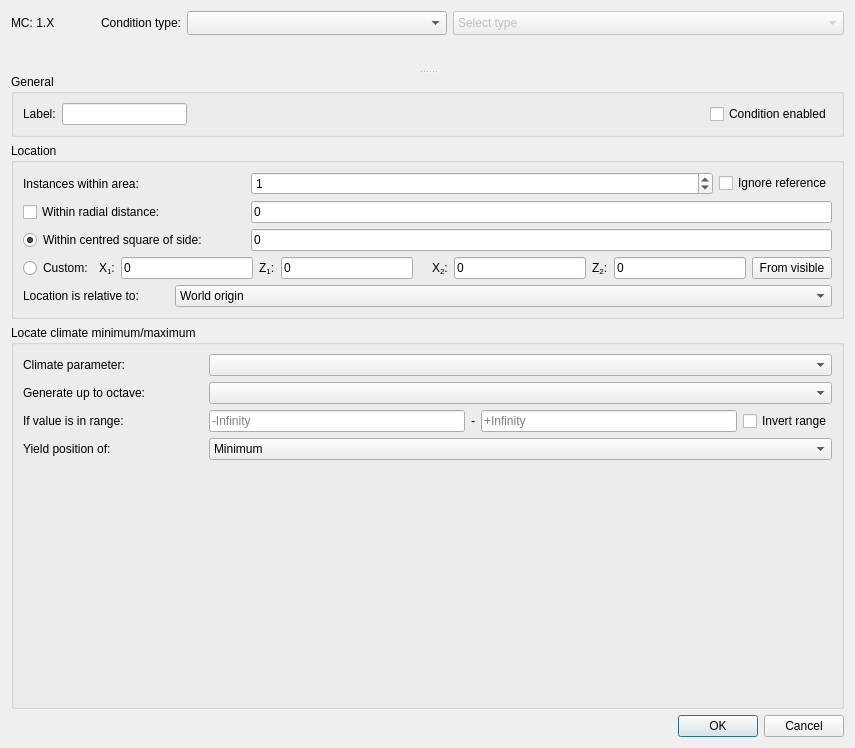
Before: the Qt Designer form src/conditiondialog.ui in FragrantResult186/cubiomes-viewer-bedrock, drawn with Qt 5.
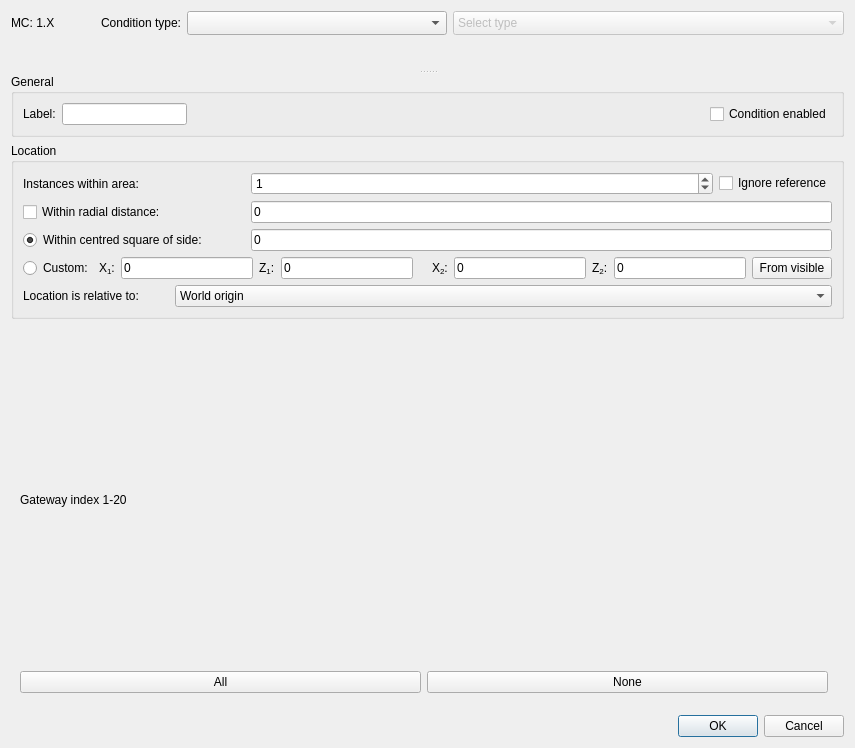
After: the same form once the commit is applied. The open tabs and pages were chosen to show the change. Icons and pictures are not drawn. Custom widgets are drawn as their Qt base class.

Diff of the .ui file:
```diff
--- a/src/conditiondialog.ui
+++ b/src/conditiondialog.ui
@@ -1986,6 +1986,45 @@
            </item>
           </layout>
          </widget>
+         <widget class="QWidget" name="pageLinkedGateway">
+          <layout class="QVBoxLayout">
+           <item>
+            <widget class="QLabel">
+             <property name="text">
+              <string>Gateway index 1-20</string>
+             </property>
+            </widget>
+           </item>
+           <item>
+            <layout class="QGridLayout" name="gridLayoutGateway">
+            </layout>
+           </item>
+           <item>
+            <layout class="QHBoxLayout">
+             <item>
+              <widget class="QPushButton" name="pushGatewayAll">
+               <property name="text"><string>All</string></property>
+              </widget>
+             </item>
+             <item>
+              <widget class="QPushButton" name="pushGatewayNone">
+               <property name="text"><string>None</string></property>
+              </widget>
+             </item>
+             <item>
+              <spacer>
+               <property name="orientation"><enum>Qt::Horizontal</enum></property>
+              </spacer>
+             </item>
+            </layout>
+           </item>
+           <item>
+            <spacer>
+             <property name="orientation"><enum>Qt::Vertical</enum></property>
+            </spacer>
+           </item>
+          </layout>
+         </widget>
         </widget>
        </item>
       </layout>
```
Left out of the diff: 15 changed lines with no effect on the pictures.
